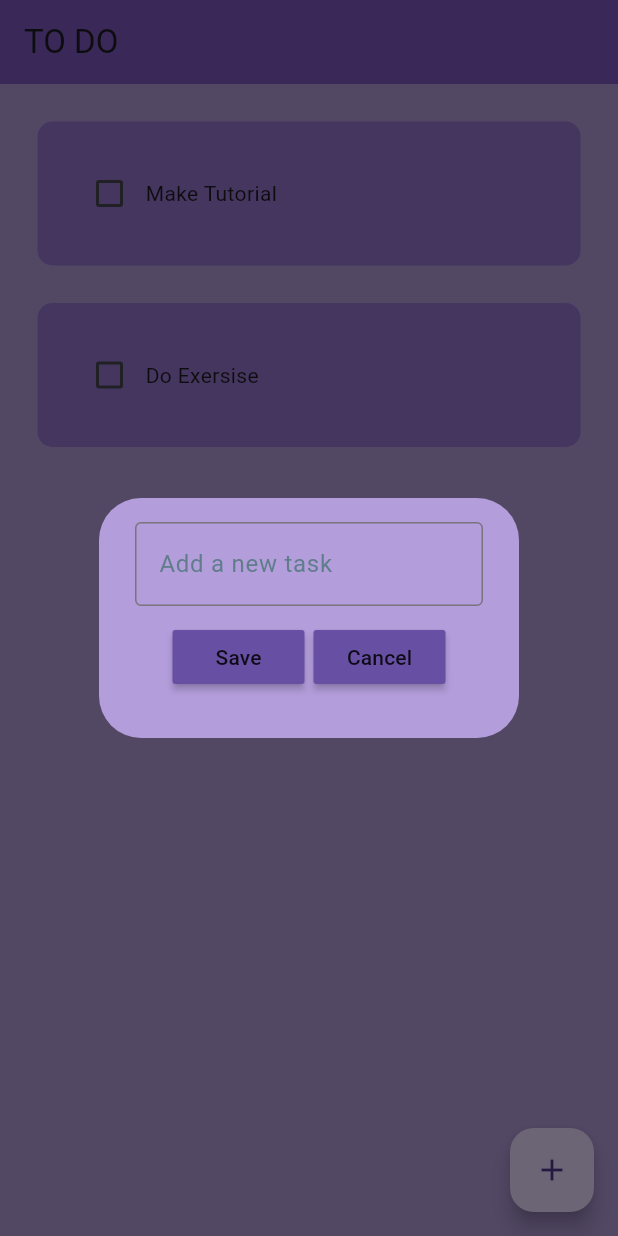
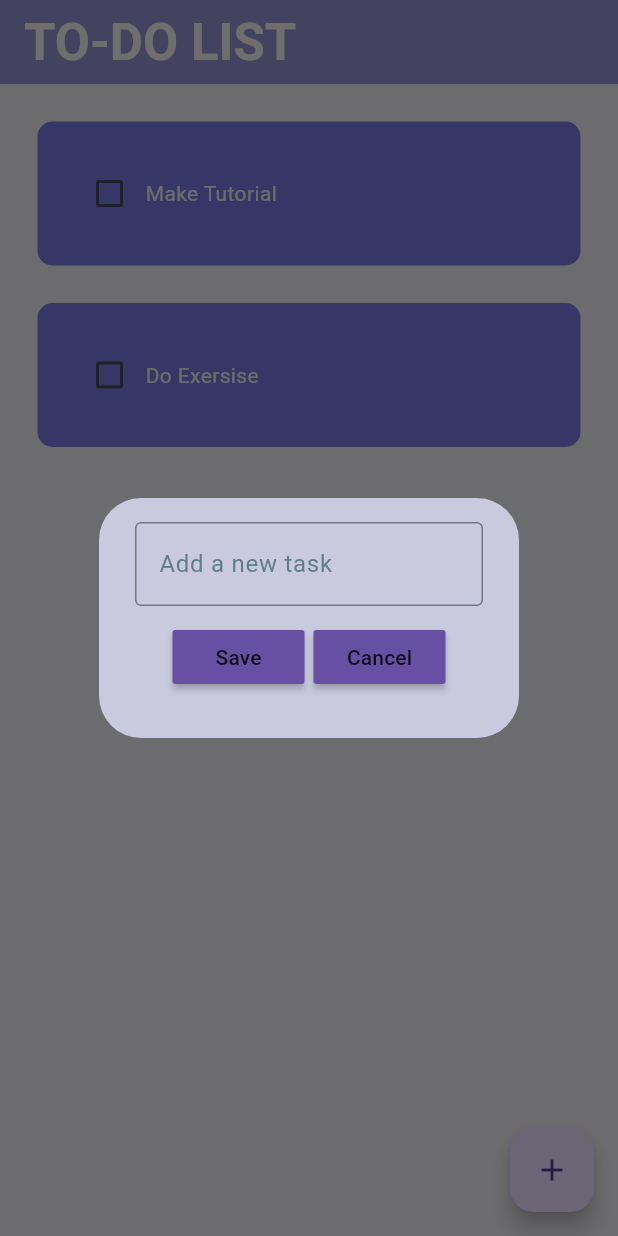
Before and after one commit to Rojina-Sharma99/ToDo_flutter, a Flutter app: the screen it shows after launch, after a tap on the "add" icon, on a phone screen of 412 x 824 dp. Run offline on Flutter 3.47's test engine with Material 3 defaults, Android fonts, the phone set to English and light mode, and no system bars; drawn by our look-alikes of flutter_slidable; our stand-ins replace hive_flutter; accounts and stored records are empty.

Commit message:
changed color

```diff
--- a/lib/pages/home_page.dart
+++ b/lib/pages/home_page.dart
@@ -76,16 +76,23 @@ class _HomePageState extends State<HomePage> {
   @override
   Widget build(BuildContext context) {
     return Scaffold(
-        backgroundColor: Colors.deepPurple[200],
+        backgroundColor: const Color.fromARGB(255, 236, 234, 239),
+
         appBar: AppBar(
-          title: Text("TO DO"),
-          backgroundColor: Colors.deepPurple[400],
+          title: Text("TO-DO LIST"),
+          backgroundColor: const Color.fromARGB(255, 146, 147, 209),
           elevation: 0,
+          titleTextStyle: TextStyle(
+              color: const Color.fromARGB(255, 241, 240, 236),
+              fontWeight: FontWeight.bold,
+              fontSize: 34),
         ),
 
         //floating icon to add task
         floatingActionButton: FloatingActionButton(
-            onPressed: createNewTask, child: Icon(Icons.add)),
+          onPressed: createNewTask,
+          child: Icon(Icons.add),
+        ),
         body: ListView.builder(
             itemCount: db.toDoList.length,
             itemBuilder: (context, index) {
--- a/lib/pages/util/dialog_box.dart
+++ b/lib/pages/util/dialog_box.dart
@@ -18,7 +18,7 @@ class DialogBox extends StatelessWidget {
   @override
   Widget build(BuildContext context) {
     return AlertDialog(
-        backgroundColor: Colors.deepPurple[200],
+        backgroundColor: const Color.fromARGB(255, 202, 202, 223),
         content: Container(
           height: 120,
           child: Column(
@@ -40,7 +40,7 @@ class DialogBox extends StatelessWidget {
                   mainAxisAlignment: MainAxisAlignment.center,
                   children: [
                     //save button
-                    MyButton(text: "Save", onPressed: onSave),
+                    MyButton(text: "Save", onPressed: onSave, ),
                     //get gap in between save and cancel button
                     const SizedBox(
                       width: 6,
--- a/lib/pages/util/todo_tile.dart
+++ b/lib/pages/util/todo_tile.dart
@@ -33,7 +33,7 @@ class TODOTile extends StatelessWidget {
         child: Container(
           padding: EdgeInsets.all(24),
           decoration: BoxDecoration(
-            color: Colors.deepPurple[300],
+            color: const Color.fromARGB(255, 117, 119, 224),
             borderRadius: BorderRadius.circular(10),
           ),
           child: Row(
@@ -46,11 +46,14 @@ class TODOTile extends StatelessWidget {
               ),
 
               //task name
-              Text(taskName,
-                  style: TextStyle(
-                      decoration: taskCompleted
-                          ? TextDecoration.lineThrough
-                          : TextDecoration.none)),
+              Text(
+                taskName,
+                style: TextStyle(
+                    color: const Color.fromARGB(255, 238, 233, 233),
+                    decoration: taskCompleted
+                        ? TextDecoration.lineThrough
+                        : TextDecoration.none),
+              ),
             ],
           ),
         ),
```
